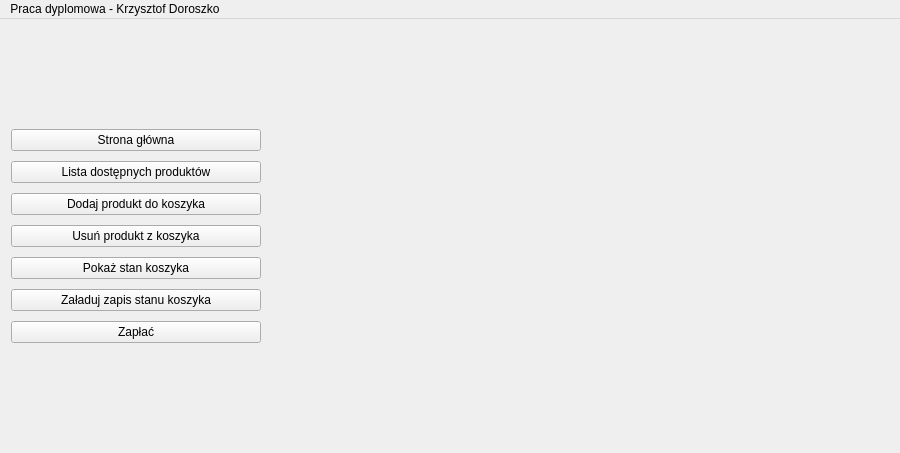
First picture: the form in mainwindow.ui, repository kdoroszko/Postgraduates_thesis, before the edit.
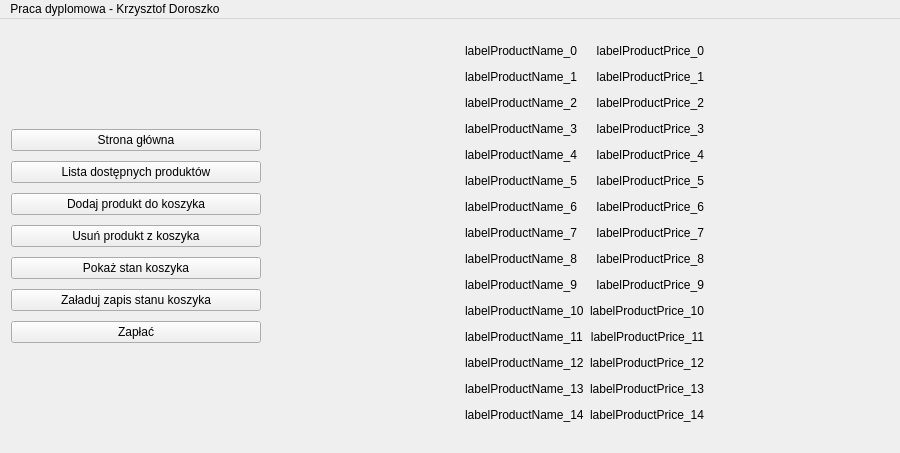
Second picture: the form after the edit. The open tabs and pages were chosen to show the change. Icons and pictures are not drawn.

Commit message: 6th commit - add widget with list of products

Diff of the .ui file:
```diff
--- a/mainwindow.ui
+++ b/mainwindow.ui
@@ -193,7 +193,1071 @@
         </item>
        </layout>
       </widget>
-      <widget class="QWidget" name="pageShowArticles"/>
+      <widget class="QWidget" name="pageShowArticles">
+       <layout class="QGridLayout" name="gridLayout">
+        <item row="0" column="0">
+         <spacer name="horizontalSpacer">
+          <property name="orientation">
+           <enum>Qt::Horizontal</enum>
+          </property>
+          <property name="sizeHint" stdset="0">
+           <size>
+            <width>129</width>
+            <height>20</height>
+           </size>
+          </property>
+         </spacer>
+        </item>
+        <item row="0" column="1">
+         <widget class="QLabel" name="labelIconGooseberry">
+          <property name="sizePolicy">
+           <sizepolicy hsizetype="Maximum" vsizetype="Maximum">
+            <horstretch>0</horstretch>
+            <verstretch>0</verstretch>
+           </sizepolicy>
+          </property>
+          <property name="maximumSize">
+           <size>
+            <width>20</width>
+            <height>20</height>
+           </size>
+          </property>
+          <property name="text">
+           <string/>
+          </property>
+          <property name="pixmap">
+           <pixmap resource="images.qrc">:/images/images/gooseberry.png</pixmap>
+          </property>
+          <property name="scaledContents">
+           <bool>true</bool>
+          </property>
+         </widget>
+        </item>
+        <item row="0" column="2">
+         <widget class="QLabel" name="labelProductName_0">
+          <property name="sizePolicy">
+           <sizepolicy hsizetype="Maximum" vsizetype="Maximum">
+            <horstretch>0</horstretch>
+            <verstretch>0</verstretch>
+           </sizepolicy>
+          </property>
+          <property name="maximumSize">
+           <size>
+            <width>200</width>
+            <height>20</height>
+           </size>
+          </property>
+          <property name="text">
+           <string>labelProductName_0</string>
+          </property>
+          <property name="alignment">
+           <set>Qt::AlignLeading|Qt::AlignLeft|Qt::AlignVCenter</set>
+          </property>
+         </widget>
+        </item>
+        <item row="0" column="3">
+         <widget class="QLabel" name="labelProductPrice_0">
+          <property name="sizePolicy">
+           <sizepolicy hsizetype="Maximum" vsizetype="Maximum">
+            <horstretch>0</horstretch>
+            <verstretch>0</verstretch>
+           </sizepolicy>
+          </property>
+          <property name="maximumSize">
+           <size>
+            <width>150</width>
+            <height>20</height>
+           </size>
+          </property>
+          <property name="text">
+           <string>labelProductPrice_0</string>
+          </property>
+          <property name="alignment">
+           <set>Qt::AlignRight|Qt::AlignTrailing|Qt::AlignVCenter</set>
+          </property>
+         </widget>
+        </item>
+        <item row="0" column="4">
+         <spacer name="horizontalSpacer_2">
+          <property name="orientation">
+           <enum>Qt::Horizontal</enum>
+          </property>
+          <property name="sizeHint" stdset="0">
+           <size>
+            <width>129</width>
+            <height>20</height>
+           </size>
+          </property>
+         </spacer>
+        </item>
+        <item row="1" column="1">
+         <widget class="QLabel" name="labelIconBanana">
+          <property name="sizePolicy">
+           <sizepolicy hsizetype="Maximum" vsizetype="Maximum">
+            <horstretch>0</horstretch>
+            <verstretch>0</verstretch>
+           </sizepolicy>
+          </property>
+          <property name="maximumSize">
+           <size>
+            <width>20</width>
+            <height>20</height>
+           </size>
+          </property>
+          <property name="text">
+           <string/>
+          </property>
+          <property name="pixmap">
+           <pixmap resource="images.qrc">:/images/images/banana.png</pixmap>
+          </property>
+          <property name="scaledContents">
+           <bool>true</bool>
+          </property>
+         </widget>
+        </item>
+        <item row="1" column="2">
+         <widget class="QLabel" name="labelProductName_1">
+          <property name="sizePolicy">
+           <sizepolicy hsizetype="Maximum" vsizetype="Maximum">
+            <horstretch>0</horstretch>
+            <verstretch>0</verstretch>
+           </sizepolicy>
+          </property>
+          <property name="maximumSize">
+           <size>
+            <width>200</width>
+            <height>20</height>
+           </size>
+          </property>
+          <property name="text">
+           <string>labelProductName_1</string>
+          </property>
+          <property name="alignment">
+           <set>Qt::AlignLeading|Qt::AlignLeft|Qt::AlignVCenter</set>
+          </property>
+         </widget>
+        </item>
+        <item row="1" column="3">
+         <widget class="QLabel" name="labelProductPrice_1">
+          <property name="sizePolicy">
+           <sizepolicy hsizetype="Maximum" vsizetype="Maximum">
+            <horstretch>0</horstretch>
+            <verstretch>0</verstretch>
+           </sizepolicy>
+          </property>
+          <property name="maximumSize">
+           <size>
+            <width>150</width>
+            <height>20</height>
+           </size>
+          </property>
+          <property name="text">
+           <string>labelProductPrice_1</string>
+          </property>
+          <property name="alignment">
+           <set>Qt::AlignRight|Qt::AlignTrailing|Qt::AlignVCenter</set>
+          </property>
+         </widget>
+        </item>
+        <item row="2" column="1">
+         <widget class="QLabel" name="labelIconBilberry">
+          <property name="sizePolicy">
+           <sizepolicy hsizetype="Maximum" vsizetype="Maximum">
+            <horstretch>0</horstretch>
+            <verstretch>0</verstretch>
+           </sizepolicy>
+          </property>
+          <property name="maximumSize">
+           <size>
+            <width>20</width>
+            <height>20</height>
+           </size>
+          </property>
+          <property name="text">
+           <string/>
+          </property>
+          <property name="pixmap">
+           <pixmap resource="images.qrc">:/images/images/bilberry.png</pixmap>
+          </property>
+          <property name="scaledContents">
+           <bool>true</bool>
+          </property>
+         </widget>
+        </item>
+        <item row="2" column="2">
+         <widget class="QLabel" name="labelProductName_2">
+          <property name="sizePolicy">
+           <sizepolicy hsizetype="Maximum" vsizetype="Maximum">
+            <horstretch>0</horstretch>
+            <verstretch>0</verstretch>
+           </sizepolicy>
+          </property>
+          <property name="maximumSize">
+           <size>
+            <width>200</width>
+            <height>20</height>
+           </size>
+          </property>
+          <property name="text">
+           <string>labelProductName_2</string>
+          </property>
+          <property name="alignment">
+           <set>Qt::AlignLeading|Qt::AlignLeft|Qt::AlignVCenter</set>
+          </property>
+         </widget>
+        </item>
+        <item row="2" column="3">
+         <widget class="QLabel" name="labelProductPrice_2">
+          <property name="sizePolicy">
+           <sizepolicy hsizetype="Maximum" vsizetype="Maximum">
+            <horstretch>0</horstretch>
+            <verstretch>0</verstretch>
+           </sizepolicy>
+          </property>
+          <property name="maximumSize">
+           <size>
+            <width>150</width>
+            <height>20</height>
+           </size>
+          </property>
+          <property name="text">
+           <string>labelProductPrice_2</string>
+          </property>
+          <property name="alignment">
+           <set>Qt::AlignRight|Qt::AlignTrailing|Qt::AlignVCenter</set>
+          </property>
+         </widget>
+        </item>
+        <item row="3" column="1">
+         <widget class="QLabel" name="labelIconPear">
+          <property name="sizePolicy">
+           <sizepolicy hsizetype="Maximum" vsizetype="Maximum">
+            <horstretch>0</horstretch>
+            <verstretch>0</verstretch>
+           </sizepolicy>
+          </property>
+          <property name="maximumSize">
+           <size>
+            <width>20</width>
+            <height>20</height>
+           </size>
+          </property>
+          <property name="text">
+           <string/>
+          </property>
+          <property name="pixmap">
+           <pixmap resource="images.qrc">:/images/images/pear.png</pixmap>
+          </property>
+          <property name="scaledContents">
+           <bool>true</bool>
+          </property>
+         </widget>
+        </item>
+        <item row="3" column="2">
+         <widget class="QLabel" name="labelProductName_3">
+          <property name="sizePolicy">
+           <sizepolicy hsizetype="Maximum" vsizetype="Maximum">
+            <horstretch>0</horstretch>
+            <verstretch>0</verstretch>
+           </sizepolicy>
+          </property>
+          <property name="maximumSize">
+           <size>
+            <width>200</width>
+            <height>20</height>
+           </size>
+          </property>
+          <property name="text">
+           <string>labelProductName_3</string>
+          </property>
+          <property name="alignment">
+           <set>Qt::AlignLeading|Qt::AlignLeft|Qt::AlignVCenter</set>
+          </property>
+         </widget>
+        </item>
+        <item row="3" column="3">
+         <widget class="QLabel" name="labelProductPrice_3">
+          <property name="sizePolicy">
+           <sizepolicy hsizetype="Maximum" vsizetype="Maximum">
+            <horstretch>0</horstretch>
+            <verstretch>0</verstretch>
+           </sizepolicy>
+          </property>
+          <property name="maximumSize">
+           <size>
+            <width>150</width>
+            <height>20</height>
+           </size>
+          </property>
+          <property name="text">
+           <string>labelProductPrice_3</string>
+          </property>
+          <property name="alignment">
+           <set>Qt::AlignRight|Qt::AlignTrailing|Qt::AlignVCenter</set>
+          </property>
+         </widget>
+        </item>
+        <item row="4" column="1">
+         <widget class="QLabel" name="labelIconApple">
+          <property name="sizePolicy">
+           <sizepolicy hsizetype="Maximum" vsizetype="Maximum">
+            <horstretch>0</horstretch>
+            <verstretch>0</verstretch>
+           </sizepolicy>
+          </property>
+          <property name="maximumSize">
+           <size>
+            <width>20</width>
+            <height>20</height>
+           </size>
+          </property>
+          <property name="text">
+           <string/>
+          </property>
+          <property name="pixmap">
+           <pixmap resource="images.qrc">:/images/images/apple.png</pixmap>
+          </property>
+          <property name="scaledContents">
+           <bool>true</bool>
+          </property>
+         </widget>
+        </item>
+        <item row="4" column="2">
+         <widget class="QLabel" name="labelProductName_4">
+          <property name="sizePolicy">
+           <sizepolicy hsizetype="Maximum" vsizetype="Maximum">
+            <horstretch>0</horstretch>
+            <verstretch>0</verstretch>
+           </sizepolicy>
+          </property>
+          <property name="maximumSize">
+           <size>
+            <width>200</width>
+            <height>20</height>
+           </size>
+          </property>
+          <property name="text">
+           <string>labelProductName_4</string>
+          </property>
+          <property name="alignment">
+           <set>Qt::AlignLeading|Qt::AlignLeft|Qt::AlignVCenter</set>
+          </property>
+         </widget>
+        </item>
+        <item row="4" column="3">
+         <widget class="QLabel" name="labelProductPrice_4">
+          <property name="sizePolicy">
+           <sizepolicy hsizetype="Maximum" vsizetype="Maximum">
+            <horstretch>0</horstretch>
+            <verstretch>0</verstretch>
+           </sizepolicy>
+          </property>
+          <property name="maximumSize">
+           <size>
+            <width>150</width>
+            <height>20</height>
+           </size>
+          </property>
+          <property name="text">
+           <string>labelProductPrice_4</string>
+          </property>
+          <property name="alignment">
+           <set>Qt::AlignRight|Qt::AlignTrailing|Qt::AlignVCenter</set>
+          </property>
+         </widget>
+        </item>
+        <item row="5" column="1">
+         <widget class="QLabel" name="labelIconRedBerry">
+          <property name="sizePolicy">
+           <sizepolicy hsizetype="Maximum" vsizetype="Maximum">
+            <horstretch>0</horstretch>
+            <verstretch>0</verstretch>
+           </sizepolicy>
+          </property>
+          <property name="maximumSize">
+           <size>
+            <width>20</width>
+            <height>20</height>
+           </size>
+          </property>
+          <property name="text">
+           <string/>
+          </property>
+          <property name="pixmap">
+           <pixmap resource="images.qrc">:/images/images/red_berries.png</pixmap>
+          </property>
+          <property name="scaledContents">
+           <bool>true</bool>
+          </property>
+         </widget>
+        </item>
+        <item row="5" column="2">
+         <widget class="QLabel" name="labelProductName_5">
+          <property name="sizePolicy">
+           <sizepolicy hsizetype="Maximum" vsizetype="Maximum">
+            <horstretch>0</horstretch>
+            <verstretch>0</verstretch>
+           </sizepolicy>
+          </property>
+          <property name="maximumSize">
+           <size>
+            <width>200</width>
+            <height>20</height>
+           </size>
+          </property>
+          <property name="text">
+           <string>labelProductName_5</string>
+          </property>
+          <property name="alignment">
+           <set>Qt::AlignLeading|Qt::AlignLeft|Qt::AlignVCenter</set>
+          </property>
+         </widget>
+        </item>
+        <item row="5" column="3">
+         <widget class="QLabel" name="labelProductPrice_5">
+          <property name="sizePolicy">
+           <sizepolicy hsizetype="Maximum" vsizetype="Maximum">
+            <horstretch>0</horstretch>
+            <verstretch>0</verstretch>
+           </sizepolicy>
+          </property>
+          <property name="maximumSize">
+           <size>
+            <width>150</width>
+            <height>20</height>
+           </size>
+          </property>
+          <property name="text">
+           <string>labelProductPrice_5</string>
+          </property>
+          <property name="alignment">
+           <set>Qt::AlignRight|Qt::AlignTrailing|Qt::AlignVCenter</set>
+          </property>
+         </widget>
+        </item>
+        <item row="6" column="1">
+         <widget class="QLabel" name="labelIconStrawberry">
+          <property name="sizePolicy">
+           <sizepolicy hsizetype="Maximum" vsizetype="Maximum">
+            <horstretch>0</horstretch>
+            <verstretch>0</verstretch>
+           </sizepolicy>
+          </property>
+          <property name="maximumSize">
+           <size>
+            <width>20</width>
+            <height>20</height>
+           </size>
+          </property>
+          <property name="text">
+           <string/>
+          </property>
+          <property name="pixmap">
+           <pixmap resource="images.qrc">:/images/images/strawberry.png</pixmap>
+          </property>
+          <property name="scaledContents">
+           <bool>true</bool>
+          </property>
+         </widget>
+        </item>
+        <item row="6" column="2">
+         <widget class="QLabel" name="labelProductName_6">
+          <property name="sizePolicy">
+           <sizepolicy hsizetype="Maximum" vsizetype="Maximum">
+            <horstretch>0</horstretch>
+            <verstretch>0</verstretch>
+           </sizepolicy>
+          </property>
+          <property name="maximumSize">
+           <size>
+            <width>200</width>
+            <height>20</height>
+           </size>
+          </property>
+          <property name="text">
+           <string>labelProductName_6</string>
+          </property>
+          <property name="alignment">
+           <set>Qt::AlignLeading|Qt::AlignLeft|Qt::AlignVCenter</set>
+          </property>
+         </widget>
+        </item>
+        <item row="6" column="3">
+         <widget class="QLabel" name="labelProductPrice_6">
+          <property name="sizePolicy">
+           <sizepolicy hsizetype="Maximum" vsizetype="Maximum">
+            <horstretch>0</horstretch>
+            <verstretch>0</verstretch>
+           </sizepolicy>
+          </property>
+          <property name="maximumSize">
+           <size>
+            <width>150</width>
+            <height>20</height>
+           </size>
+          </property>
+          <property name="text">
+           <string>labelProductPrice_6</string>
+          </property>
+          <property name="alignment">
+           <set>Qt::AlignRight|Qt::AlignTrailing|Qt::AlignVCenter</set>
+          </property>
+         </widget>
+        </item>
+        <item row="7" column="1">
+         <widget class="QLabel" name="labelIconOnion">
+          <property name="sizePolicy">
+           <sizepolicy hsizetype="Maximum" vsizetype="Maximum">
+            <horstretch>0</horstretch>
+            <verstretch>0</verstretch>
+           </sizepolicy>
+          </property>
+          <property name="maximumSize">
+           <size>
+            <width>20</width>
+            <height>20</height>
+           </size>
+          </property>
+          <property name="text">
+           <string/>
+          </property>
+          <property name="pixmap">
+           <pixmap resource="images.qrc">:/images/images/onion.png</pixmap>
+          </property>
+          <property name="scaledContents">
+           <bool>true</bool>
+          </property>
+         </widget>
+        </item>
+        <item row="7" column="2">
+         <widget class="QLabel" name="labelProductName_7">
+          <property name="sizePolicy">
+           <sizepolicy hsizetype="Maximum" vsizetype="Maximum">
+            <horstretch>0</horstretch>
+            <verstretch>0</verstretch>
+           </sizepolicy>
+          </property>
+          <property name="maximumSize">
+           <size>
+            <width>200</width>
+            <height>20</height>
+           </size>
+          </property>
+          <property name="text">
+           <string>labelProductName_7</string>
+          </property>
+          <property name="alignment">
+           <set>Qt::AlignLeading|Qt::AlignLeft|Qt::AlignVCenter</set>
+          </property>
+         </widget>
+        </item>
+        <item row="7" column="3">
+         <widget class="QLabel" name="labelProductPrice_7">
+          <property name="sizePolicy">
+           <sizepolicy hsizetype="Maximum" vsizetype="Maximum">
+            <horstretch>0</horstretch>
+            <verstretch>0</verstretch>
+           </sizepolicy>
+          </property>
+          <property name="maximumSize">
+           <size>
+            <width>150</width>
+            <height>20</height>
+           </size>
+          </property>
+          <property name="text">
+           <string>labelProductPrice_7</string>
+          </property>
+          <property name="alignment">
+           <set>Qt::AlignRight|Qt::AlignTrailing|Qt::AlignVCenter</set>
+          </property>
+         </widget>
+        </item>
+        <item row="8" column="1">
+         <widget class="QLabel" name="labelIconCarrot">
+          <property name="sizePolicy">
+           <sizepolicy hsizetype="Maximum" vsizetype="Maximum">
+            <horstretch>0</horstretch>
+            <verstretch>0</verstretch>
+           </sizepolicy>
+          </property>
+          <property name="maximumSize">
+           <size>
+            <width>20</width>
+            <height>20</height>
+           </size>
+          </property>
+          <property name="text">
+           <string/>
+          </property>
+          <property name="pixmap">
+           <pixmap resource="images.qrc">:/images/images/carrot.png</pixmap>
+          </property>
+          <property name="scaledContents">
+           <bool>true</bool>
+          </property>
+         </widget>
+        </item>
+        <item row="8" column="2">
+         <widget class="QLabel" name="labelProductName_8">
+          <property name="sizePolicy">
+           <sizepolicy hsizetype="Maximum" vsizetype="Maximum">
+            <horstretch>0</horstretch>
+            <verstretch>0</verstretch>
+           </sizepolicy>
+          </property>
+          <property name="maximumSize">
+           <size>
+            <width>200</width>
+            <height>20</height>
+           </size>
+          </property>
+          <property name="text">
+           <string>labelProductName_8</string>
+          </property>
+          <property name="alignment">
+           <set>Qt::AlignLeading|Qt::AlignLeft|Qt::AlignVCenter</set>
+          </property>
+         </widget>
+        </item>
+        <item row="8" column="3">
+         <widget class="QLabel" name="labelProductPrice_8">
+          <property name="sizePolicy">
+           <sizepolicy hsizetype="Maximum" vsizetype="Maximum">
+            <horstretch>0</horstretch>
+            <verstretch>0</verstretch>
+           </sizepolicy>
+          </property>
+          <property name="maximumSize">
+           <size>
+            <width>150</width>
+            <height>20</height>
+           </size>
+          </property>
+          <property name="text">
+           <string>labelProductPrice_8</string>
+          </property>
+          <property name="alignment">
+           <set>Qt::AlignRight|Qt::AlignTrailing|Qt::AlignVCenter</set>
+          </property>
+         </widget>
+        </item>
+        <item row="9" column="1">
+         <widget class="QLabel" name="labelIconCucumber">
+          <property name="sizePolicy">
+           <sizepolicy hsizetype="Maximum" vsizetype="Maximum">
+            <horstretch>0</horstretch>
+            <verstretch>0</verstretch>
+           </sizepolicy>
+          </property>
+          <property name="maximumSize">
+           <size>
+            <width>20</width>
+            <height>20</height>
+           </size>
+          </property>
+          <property name="text">
+           <string/>
+          </property>
+          <property name="pixmap">
+           <pixmap resource="images.qrc">:/images/images/cucumber.png</pixmap>
+          </property>
+          <property name="scaledContents">
+           <bool>true</bool>
+          </property>
+         </widget>
+        </item>
+        <item row="9" column="2">
+         <widget class="QLabel" name="labelProductName_9">
+          <property name="sizePolicy">
+           <sizepolicy hsizetype="Maximum" vsizetype="Maximum">
+            <horstretch>0</horstretch>
+            <verstretch>0</verstretch>
+           </sizepolicy>
+          </property>
+          <property name="maximumSize">
+           <size>
+            <width>200</width>
+            <height>20</height>
+           </size>
+          </property>
+          <property name="text">
+           <string>labelProductName_9</string>
+          </property>
+          <property name="alignment">
+           <set>Qt::AlignLeading|Qt::AlignLeft|Qt::AlignVCenter</set>
+          </property>
+         </widget>
+        </item>
+        <item row="9" column="3">
+         <widget class="QLabel" name="labelProductPrice_9">
+          <property name="sizePolicy">
+           <sizepolicy hsizetype="Maximum" vsizetype="Maximum">
+            <horstretch>0</horstretch>
+            <verstretch>0</verstretch>
+           </sizepolicy>
+          </property>
+          <property name="maximumSize">
+           <size>
+            <width>150</width>
+            <height>20</height>
+           </size>
+          </property>
+          <property name="text">
+           <string>labelProductPrice_9</string>
+          </property>
+          <property name="alignment">
+           <set>Qt::AlignRight|Qt::AlignTrailing|Qt::AlignVCenter</set>
+          </property>
+         </widget>
+        </item>
+        <item row="10" column="1">
+         <widget class="QLabel" name="labelIconPepper">
+          <property name="sizePolicy">
+           <sizepolicy hsizetype="Maximum" vsizetype="Maximum">
+            <horstretch>0</horstretch>
+            <verstretch>0</verstretch>
+           </sizepolicy>
+          </property>
+          <property name="maximumSize">
+           <size>
+            <width>20</width>
+            <height>20</height>
+           </size>
+          </property>
+          <property name="text">
+           <string/>
+          </property>
+          <property name="pixmap">
+           <pixmap resource="images.qrc">:/images/images/pepper.png</pixmap>
+          </property>
+          <property name="scaledContents">
+           <bool>true</bool>
+          </property>
+         </widget>
+        </item>
+        <item row="10" column="2">
+         <widget class="QLabel" name="labelProductName_10">
+          <property name="sizePolicy">
+           <sizepolicy hsizetype="Maximum" vsizetype="Maximum">
+            <horstretch>0</horstretch>
+            <verstretch>0</verstretch>
+           </sizepolicy>
+          </property>
+          <property name="maximumSize">
+           <size>
+            <width>200</width>
+            <height>20</height>
+           </size>
+          </property>
+          <property name="text">
+           <string>labelProductName_10</string>
+          </property>
+          <property name="alignment">
+           <set>Qt::AlignLeading|Qt::AlignLeft|Qt::AlignVCenter</set>
+          </property>
+         </widget>
+        </item>
+        <item row="10" column="3">
+         <widget class="QLabel" name="labelProductPrice_10">
+          <property name="sizePolicy">
+           <sizepolicy hsizetype="Maximum" vsizetype="Maximum">
+            <horstretch>0</horstretch>
+            <verstretch>0</verstretch>
+           </sizepolicy>
+          </property>
+          <property name="maximumSize">
+           <size>
+            <width>150</width>
+            <height>20</height>
+           </size>
+          </property>
+          <property name="text">
+           <string>labelProductPrice_10</string>
+          </property>
+          <property name="alignment">
+           <set>Qt::AlignRight|Qt::AlignTrailing|Qt::AlignVCenter</set>
+          </property>
+         </widget>
+        </item>
+        <item row="11" column="1">
+         <widget class="QLabel" name="labelIconChampignon">
+          <property name="sizePolicy">
+           <sizepolicy hsizetype="Maximum" vsizetype="Maximum">
+            <horstretch>0</horstretch>
+            <verstretch>0</verstretch>
+           </sizepolicy>
+          </property>
+          <property name="maximumSize">
+           <size>
+            <width>20</width>
+            <height>20</height>
+           </size>
+          </property>
+          <property name="text">
+           <string/>
+          </property>
+          <property name="pixmap">
+           <pixmap resource="images.qrc">:/images/images/champignon.png</pixmap>
+          </property>
+          <property name="scaledContents">
+           <bool>true</bool>
+          </property>
+         </widget>
+        </item>
+        <item row="11" column="2">
+         <widget class="QLabel" name="labelProductName_11">
+          <property name="sizePolicy">
+           <sizepolicy hsizetype="Maximum" vsizetype="Maximum">
+            <horstretch>0</horstretch>
+            <verstretch>0</verstretch>
+           </sizepolicy>
+          </property>
+          <property name="maximumSize">
+           <size>
+            <width>200</width>
+            <height>20</height>
+           </size>
+          </property>
+          <property name="text">
+           <string>labelProductName_11</string>
+          </property>
+          <property name="alignment">
+           <set>Qt::AlignLeading|Qt::AlignLeft|Qt::AlignVCenter</set>
+          </property>
+         </widget>
+        </item>
+        <item row="11" column="3">
+         <widget class="QLabel" name="labelProductPrice_11">
+          <property name="sizePolicy">
+           <sizepolicy hsizetype="Maximum" vsizetype="Maximum">
+            <horstretch>0</horstretch>
+            <verstretch>0</verstretch>
+           </sizepolicy>
+          </property>
+          <property name="maximumSize">
+           <size>
+            <width>150</width>
+            <height>20</height>
+           </size>
+          </property>
+          <property name="text">
+           <string>labelProductPrice_11</string>
+          </property>
+          <property name="alignment">
+           <set>Qt::AlignRight|Qt::AlignTrailing|Qt::AlignVCenter</set>
+          </property>
+         </widget>
+        </item>
+        <item row="12" column="1">
+         <widget class="QLabel" name="labelIconTomato">
+          <property name="sizePolicy">
+           <sizepolicy hsizetype="Maximum" vsizetype="Maximum">
+            <horstretch>0</horstretch>
+            <verstretch>0</verstretch>
+           </sizepolicy>
+          </property>
+          <property name="maximumSize">
+           <size>
+            <width>20</width>
+            <height>20</height>
+           </size>
+          </property>
+          <property name="text">
+           <string/>
+          </property>
+          <property name="pixmap">
+           <pixmap resource="images.qrc">:/images/images/tomato.png</pixmap>
+          </property>
+          <property name="scaledContents">
+           <bool>true</bool>
+          </property>
+         </widget>
+        </item>
+        <item row="12" column="2">
+         <widget class="QLabel" name="labelProductName_12">
+          <property name="sizePolicy">
+           <sizepolicy hsizetype="Maximum" vsizetype="Maximum">
+            <horstretch>0</horstretch>
+            <verstretch>0</verstretch>
+           </sizepolicy>
+          </property>
+          <property name="maximumSize">
+           <size>
+            <width>200</width>
+            <height>20</height>
+           </size>
+          </property>
+          <property name="text">
+           <string>labelProductName_12</string>
+          </property>
+          <property name="alignment">
+           <set>Qt::AlignLeading|Qt::AlignLeft|Qt::AlignVCenter</set>
+          </property>
+         </widget>
+        </item>
+        <item row="12" column="3">
+         <widget class="QLabel" name="labelProductPrice_12">
+          <property name="sizePolicy">
+           <sizepolicy hsizetype="Maximum" vsizetype="Maximum">
+            <horstretch>0</horstretch>
+            <verstretch>0</verstretch>
+           </sizepolicy>
+          </property>
+          <property name="maximumSize">
+           <size>
+            <width>150</width>
+            <height>20</height>
+           </size>
+          </property>
+          <property name="text">
+           <string>labelProductPrice_12</string>
+          </property>
+          <property name="alignment">
+           <set>Qt::AlignRight|Qt::AlignTrailing|Qt::AlignVCenter</set>
+          </property>
+         </widget>
+        </item>
+        <item row="13" column="1">
+         <widget class="QLabel" name="labelIconRadish">
+          <property name="sizePolicy">
+           <sizepolicy hsizetype="Maximum" vsizetype="Maximum">
+            <horstretch>0</horstretch>
+            <verstretch>0</verstretch>
+           </sizepolicy>
+          </property>
+          <property name="maximumSize">
+           <size>
+            <width>20</width>
+            <height>20</height>
+           </size>
+          </property>
+          <property name="text">
+           <string/>
+          </property>
+          <property name="pixmap">
+           <pixmap resource="images.qrc">:/images/images/radish.png</pixmap>
+          </property>
+          <property name="scaledContents">
+           <bool>true</bool>
+          </property>
+         </widget>
+        </item>
+        <item row="13" column="2">
+         <widget class="QLabel" name="labelProductName_13">
+          <property name="sizePolicy">
+           <sizepolicy hsizetype="Maximum" vsizetype="Maximum">
+            <horstretch>0</horstretch>
+            <verstretch>0</verstretch>
+           </sizepolicy>
+          </property>
+          <property name="maximumSize">
+           <size>
+            <width>200</width>
+            <height>20</height>
+           </size>
+          </property>
+          <property name="text">
+           <string>labelProductName_13</string>
+          </property>
+          <property name="alignment">
+           <set>Qt::AlignLeading|Qt::AlignLeft|Qt::AlignVCenter</set>
+          </property>
+         </widget>
+        </item>
+        <item row="13" column="3">
+         <widget class="QLabel" name="labelProductPrice_13">
+          <property name="sizePolicy">
+           <sizepolicy hsizetype="Maximum" vsizetype="Maximum">
+            <horstretch>0</horstretch>
+            <verstretch>0</verstretch>
+           </sizepolicy>
+          </property>
+          <property name="maximumSize">
+           <size>
+            <width>150</width>
+            <height>20</height>
+           </size>
+          </property>
+          <property name="text">
+           <string>labelProductPrice_13</string>
+          </property>
+          <property name="alignment">
+           <set>Qt::AlignRight|Qt::AlignTrailing|Qt::AlignVCenter</set>
+          </property>
+         </widget>
+        </item>
+        <item row="14" column="1">
+         <widget class="QLabel" name="labelIconBag">
+          <property name="sizePolicy">
+           <sizepolicy hsizetype="Maximum" vsizetype="Maximum">
+            <horstretch>0</horstretch>
+            <verstretch>0</verstretch>
+           </sizepolicy>
+          </property>
+          <property name="maximumSize">
+           <size>
+            <width>20</width>
+            <height>20</height>
+           </size>
+          </property>
+          <property name="text">
+           <string/>
+          </property>
+          <property name="pixmap">
+           <pixmap resource="images.qrc">:/images/images/bag.png</pixmap>
+          </property>
+          <property name="scaledContents">
+           <bool>true</bool>
+          </property>
+         </widget>
+        </item>
+        <item row="14" column="2">
+         <widget class="QLabel" name="labelProductName_14">
+          <property name="sizePolicy">
+           <sizepolicy hsizetype="Maximum" vsizetype="Maximum">
+            <horstretch>0</horstretch>
+            <verstretch>0</verstretch>
+           </sizepolicy>
+          </property>
+          <property name="maximumSize">
+           <size>
+            <width>200</width>
+            <height>20</height>
+           </size>
+          </property>
+          <property name="text">
+           <string>labelProductName_14</string>
+          </property>
+          <property name="alignment">
+           <set>Qt::AlignLeading|Qt::AlignLeft|Qt::AlignVCenter</set>
+          </property>
+         </widget>
+        </item>
+        <item row="14" column="3">
+         <widget class="QLabel" name="labelProductPrice_14">
+          <property name="sizePolicy">
+           <sizepolicy hsizetype="Maximum" vsizetype="Maximum">
+            <horstretch>0</horstretch>
+            <verstretch>0</verstretch>
+           </sizepolicy>
+          </property>
+          <property name="maximumSize">
+           <size>
+            <width>150</width>
+            <height>20</height>
+           </size>
+          </property>
+          <property name="text">
+           <string>labelProductPrice_14</string>
+          </property>
+          <property name="alignment">
+           <set>Qt::AlignRight|Qt::AlignTrailing|Qt::AlignVCenter</set>
+          </property>
+         </widget>
+        </item>
+       </layout>
+      </widget>
       <widget class="QWidget" name="pageAddProduct"/>
       <widget class="QWidget" name="pageRemoveProduct"/>
       <widget class="QWidget" name="pageShowCart"/>
```
Left out of the diff: 6 changed lines with no effect on the pictures. The commit also changes 4 other files.
